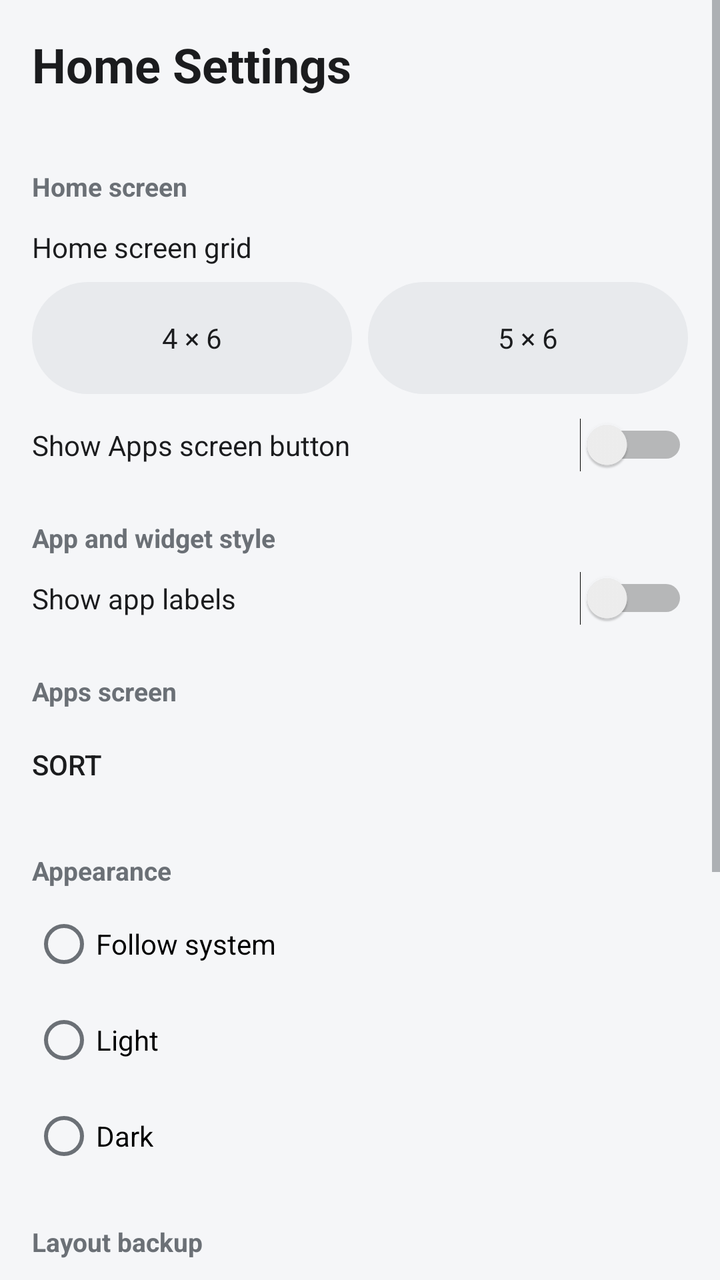
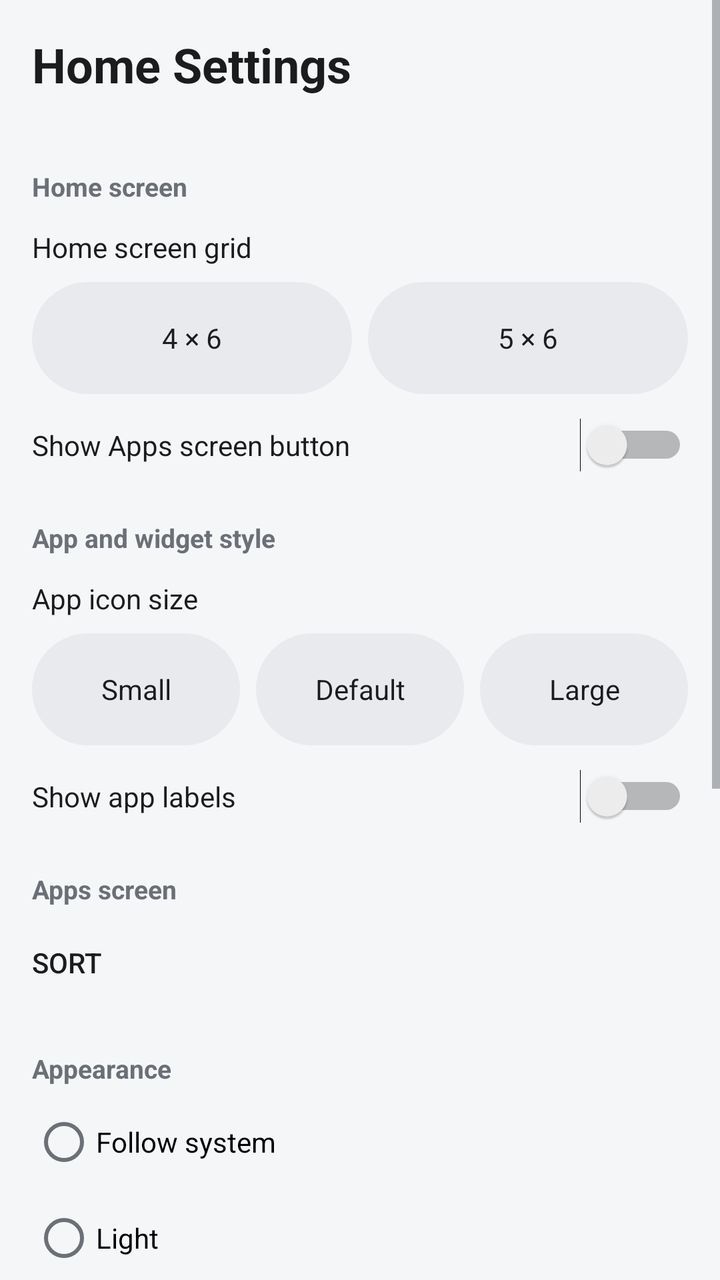

The first picture is an Android layout as it rendered before a commit; the second is the same layout after the commit. The layout source and the unified diff follow.
<!-- AndroidManifest.xml: activity theme Theme.ReliteHome -->
<!-- res/layout/activity_home_settings.xml -->
<?xml version="1.0" encoding="utf-8"?>
<ScrollView xmlns:android="http://schemas.android.com/apk/res/android"
    android:layout_width="match_parent"
    android:layout_height="match_parent"
    android:background="@color/relite_background"
    android:fillViewport="true">

    <LinearLayout
        android:layout_width="match_parent"
        android:layout_height="wrap_content"
        android:orientation="vertical"
        android:paddingBottom="24dp">

        <TextView
            android:layout_width="match_parent"
            android:layout_height="wrap_content"
            android:padding="16dp"
            android:text="@string/action_home_settings"
            android:textColor="@color/relite_text_primary"
            android:textSize="24sp"
            android:textStyle="bold" />

        
        <TextView style="@style/SettingsSectionHeader" android:text="@string/settings_section_home_screen" />

        <TextView
            android:layout_width="match_parent"
            android:layout_height="wrap_content"
            android:paddingHorizontal="16dp"
            android:paddingTop="8dp"
            android:text="@string/settings_home_grid"
            android:textColor="@color/relite_text_primary" />

        <LinearLayout
            android:layout_width="match_parent"
            android:layout_height="wrap_content"
            android:orientation="horizontal"
            android:paddingHorizontal="16dp"
            android:paddingVertical="8dp">

            <TextView
                android:id="@+id/settings_grid_4x6"
                style="@style/GridPresetCard"
                android:layout_marginEnd="8dp"
                android:text="@string/settings_home_grid_4x6" />

            <TextView
                android:id="@+id/settings_grid_5x6"
                style="@style/GridPresetCard"
                android:text="@string/settings_home_grid_5x6" />
        </LinearLayout>

        <LinearLayout style="@style/SettingsToggleRow">
            <TextView style="@style/SettingsToggleLabel" android:text="@string/settings_show_apps_button" />
            <Switch android:id="@+id/settings_show_apps_button" style="@style/SettingsSwitch" />
        </LinearLayout>

        
        <TextView style="@style/SettingsSectionHeader" android:text="@string/settings_section_style" />

        <LinearLayout style="@style/SettingsToggleRow">
            <TextView style="@style/SettingsToggleLabel" android:text="@string/settings_show_app_labels" />
            <Switch android:id="@+id/settings_show_app_labels" style="@style/SettingsSwitch" />
        </LinearLayout>

        
        <TextView style="@style/SettingsSectionHeader" android:text="@string/settings_section_apps_screen" />

        <Button
            android:id="@+id/settings_apps_sort"
            style="?android:attr/borderlessButtonStyle"
            android:layout_width="match_parent"
            android:layout_height="wrap_content"
            android:gravity="start|center_vertical"
            android:paddingHorizontal="16dp"
            android:text="@string/action_sort" />

        
        <TextView style="@style/SettingsSectionHeader" android:text="@string/settings_section_appearance" />

        <RadioGroup
            android:id="@+id/settings_theme_group"
            android:layout_width="match_parent"
            android:layout_height="wrap_content"
            android:orientation="vertical"
            android:paddingHorizontal="16dp">

            <RadioButton
                android:id="@+id/theme_system"
                android:layout_width="match_parent"
                android:layout_height="48dp"
                android:text="@string/settings_theme_system" />

            <RadioButton
                android:id="@+id/theme_light"
                android:layout_width="match_parent"
                android:layout_height="48dp"
                android:text="@string/settings_theme_light" />

            <RadioButton
                android:id="@+id/theme_dark"
                android:layout_width="match_parent"
                android:layout_height="48dp"
                android:text="@string/settings_theme_dark" />
        </RadioGroup>

        
        <TextView style="@style/SettingsSectionHeader" android:text="@string/settings_section_backup" />

        <Button
            android:id="@+id/settings_export"
            style="?android:attr/borderlessButtonStyle"
            android:layout_width="match_parent"
            android:layout_height="wrap_content"
            android:gravity="start|center_vertical"
            android:paddingHorizontal="16dp"
            android:text="@string/settings_export_layout" />

        <Button
            android:id="@+id/settings_import"
            style="?android:attr/borderlessButtonStyle"
            android:layout_width="match_parent"
            android:layout_height="wrap_content"
            android:gravity="start|center_vertical"
            android:paddingHorizontal="16dp"
            android:text="@string/settings_import_layout" />

        <Button
            android:id="@+id/settings_reset"
            style="?android:attr/borderlessButtonStyle"
            android:layout_width="match_parent"
            android:layout_height="wrap_content"
            android:gravity="start|center_vertical"
            android:paddingHorizontal="16dp"
            android:text="@string/settings_reset_layout" />

        
        <TextView style="@style/SettingsSectionHeader" android:text="@string/settings_default_launcher" />

        <Button
            android:id="@+id/settings_default_launcher"
            style="?android:attr/borderlessButtonStyle"
            android:layout_width="match_parent"
            android:layout_height="wrap_content"
            android:gravity="start|center_vertical"
            android:paddingHorizontal="16dp"
            android:text="@string/settings_default_launcher" />

        <Button
            android:id="@+id/settings_about"
            style="?android:attr/borderlessButtonStyle"
            android:layout_width="match_parent"
            android:layout_height="wrap_content"
            android:gravity="start|center_vertical"
            android:paddingHorizontal="16dp"
            android:text="@string/settings_about" />

    </LinearLayout>
</ScrollView>
<!-- resources referenced by this layout -->
<resources>
  <color name="relite_background">#F5F6F8</color>
  <color name="relite_text_primary">#1B1C1E</color>
  <string name="action_home_settings">Home Settings</string>
  <string name="action_sort">Sort</string>
  <string name="settings_about">About</string>
  <string name="settings_default_launcher">Default launcher</string>
  <string name="settings_export_layout">Export layout</string>
  <string name="settings_home_grid">Home screen grid</string>
  <string name="settings_home_grid_4x6">4 × 6</string>
  <string name="settings_home_grid_5x6">5 × 6</string>
  <string name="settings_import_layout">Import layout</string>
  <string name="settings_reset_layout">Reset Home Layout</string>
  <string name="settings_section_appearance">Appearance</string>
  <string name="settings_section_apps_screen">Apps screen</string>
  <string name="settings_section_backup">Layout backup</string>
  <string name="settings_section_home_screen">Home screen</string>
  <string name="settings_section_style">App and widget style</string>
  <string name="settings_show_app_labels">Show app labels</string>
  <string name="settings_show_apps_button">Show Apps screen button</string>
  <string name="settings_theme_dark">Dark</string>
  <string name="settings_theme_light">Light</string>
  <string name="settings_theme_system">Follow system</string>
  <style name="GridPresetCard">
          <item name="android:layout_width">0dp</item>
          <item name="android:layout_height">56dp</item>
          <item name="android:layout_weight">1</item>
          <item name="android:gravity">center</item>
          <item name="android:background">@drawable/bg_dock</item>
          <item name="android:textColor">@color/relite_text_primary</item>
          <item name="android:clickable">true</item>
          <item name="android:focusable">true</item>
      </style>
  <style name="SettingsSwitch">
          <item name="android:layout_width">wrap_content</item>
          <item name="android:layout_height">wrap_content</item>
      </style>
  <style name="SettingsToggleLabel">
          <item name="android:layout_width">0dp</item>
          <item name="android:layout_height">wrap_content</item>
          <item name="android:layout_weight">1</item>
          <item name="android:textColor">@color/relite_text_primary</item>
      </style>
  <style name="SettingsToggleRow">
          <item name="android:layout_width">match_parent</item>
          <item name="android:layout_height">wrap_content</item>
          <item name="android:orientation">horizontal</item>
          <item name="android:gravity">center_vertical</item>
          <item name="android:paddingHorizontal">16dp</item>
          <item name="android:paddingVertical">4dp</item>
      </style>
  <style name="Theme.ReliteHome" parent="Theme.AppCompat.DayNight.NoActionBar">
          <item name="android:colorBackground">@color/relite_background</item>
          <item name="colorPrimary">@color/relite_primary</item>
          <item name="android:textColorPrimary">@color/relite_text_primary</item>
          <item name="android:textColorSecondary">@color/relite_text_secondary</item>
      </style>
  <!-- drawable bg_dock (drawable) -->
  <?xml version="1.0" encoding="utf-8"?>
  <shape xmlns:android="http://schemas.android.com/apk/res/android" android:shape="rectangle">
      <solid android:color="@color/relite_dock_background" />
      <corners android:radius="@dimen/dock_corner_radius" />
  </shape>
  <color name="relite_text_secondary">#6B7076</color>
  <color name="relite_primary">#2E6F63</color>
  <color name="relite_dock_background">#E8EAED</color>
  <dimen name="dock_corner_radius">28dp</dimen>
  <!-- unchanged entries left out for length: 1 -->
</resources>

<!-- the commit's change to res/layout/activity_home_settings.xml (unified diff, before → after) -->
@@ -57,6 +57,39 @@
 
         
         <TextView style="@style/SettingsSectionHeader" android:text="@string/settings_section_style" />
+
+        <TextView
+            android:layout_width="match_parent"
+            android:layout_height="wrap_content"
+            android:paddingHorizontal="16dp"
+            android:paddingTop="8dp"
+            android:text="@string/settings_icon_size"
+            android:textColor="@color/relite_text_primary" />
+
+        <LinearLayout
+            android:layout_width="match_parent"
+            android:layout_height="wrap_content"
+            android:orientation="horizontal"
+            android:paddingHorizontal="16dp"
+            android:paddingVertical="8dp">
+
+            <TextView
+                android:id="@+id/settings_icon_size_small"
+                style="@style/GridPresetCard"
+                android:layout_marginEnd="8dp"
+                android:text="@string/settings_icon_size_small" />
+
+            <TextView
+                android:id="@+id/settings_icon_size_default"
+                style="@style/GridPresetCard"
+                android:layout_marginEnd="8dp"
+                android:text="@string/settings_icon_size_default" />
+
+            <TextView
+                android:id="@+id/settings_icon_size_large"
+                style="@style/GridPresetCard"
+                android:text="@string/settings_icon_size_large" />
+        </LinearLayout>
 
         <LinearLayout style="@style/SettingsToggleRow">
             <TextView style="@style/SettingsToggleLabel" android:text="@string/settings_show_app_labels" />
<!-- resource entries referenced after the edit -->
@@ -10,6 +10,10 @@
   <string name="settings_home_grid">Home screen grid</string>
   <string name="settings_home_grid_4x6">4 × 6</string>
   <string name="settings_home_grid_5x6">5 × 6</string>
+  <string name="settings_icon_size">App icon size</string>
+  <string name="settings_icon_size_default">Default</string>
+  <string name="settings_icon_size_large">Large</string>
+  <string name="settings_icon_size_small">Small</string>
   <string name="settings_import_layout">Import layout</string>
   <string name="settings_reset_layout">Reset Home Layout</string>
   <string name="settings_section_appearance">Appearance</string>
